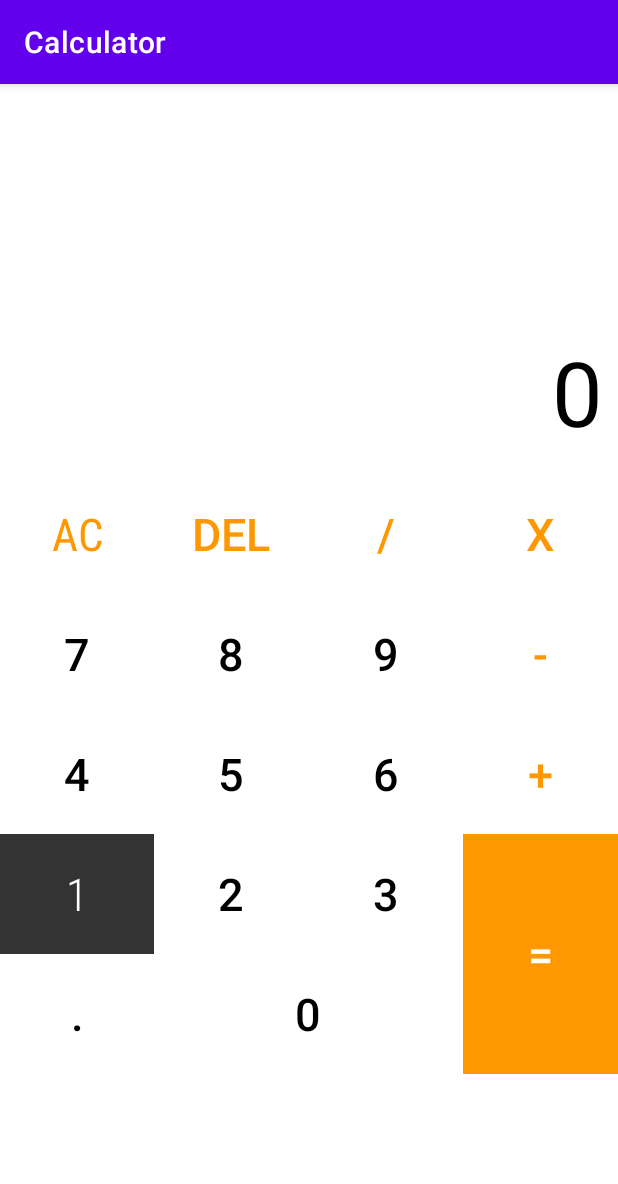
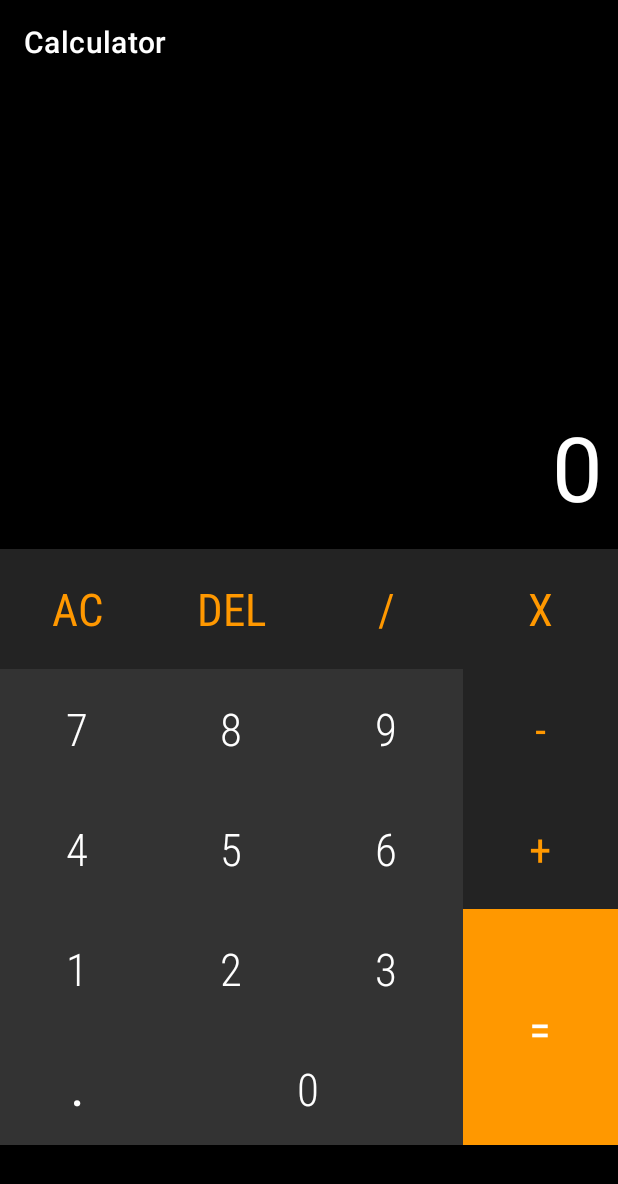
Before and after one commit to vladstoenica/Calculator-App, an Android app: the screen it shows after launch (MainActivity), on a phone screen of 412 x 824 dp. Shown: the top 1184 px of the screen. Run offline under Robolectric (Android 15) with nearby library versions, the light colour scheme and no system bars.

Commit message:
changed to black theme

```diff
--- /dev/null
+++ b/app/src/main/res/drawable/symbol_shape.xml
@@ -0,0 +1,8 @@
+<?xml version="1.0" encoding="utf-8"?>
+<shape xmlns:android="http://schemas.android.com/apk/res/android">
+
+    <corners android:radius="15dp"></corners>
+    <solid android:color="@color/symbol_button"></solid>
+    <stroke android:width="10px" android:color="#000000" />
+
+</shape>
--- a/app/src/main/res/layout/activity_main.xml
+++ b/app/src/main/res/layout/activity_main.xml
@@ -4,41 +4,43 @@
     xmlns:tools="http://schemas.android.com/tools"
     android:layout_width="match_parent"
     android:layout_height="match_parent"
-    android:background="#FFFFFF"
+    android:background="#000000"
     android:orientation="vertical"
     tools:context=".MainActivity">
 
     <LinearLayout
         android:layout_width="match_parent"
         android:layout_height="wrap_content"
+        android:background="#000000"
         android:orientation="vertical">
 
         <TextView
             android:id="@+id/textViewHistory"
             android:layout_width="match_parent"
-            android:layout_height="150dp"
-            android:background="@color/white"
+            android:layout_height="200dp"
+            android:background="@color/black"
             android:gravity="center|end"
-            android:textColor="@color/black"
+            android:textColor="@color/result"
             android:textSize="30sp"></TextView>
 
         <TextView
+
             android:id="@+id/textViewResult"
             android:layout_width="match_parent"
             android:layout_height="110dp"
             android:layout_gravity="bottom"
-            android:background="@color/white"
+            android:background="@color/black"
             android:gravity="center|end"
             android:paddingEnd="10dp"
             android:text="0"
-            android:textColor="@color/black"
+            android:textColor="@color/white"
             android:textSize="60sp"></TextView>
 
     </LinearLayout>
 
     <GridLayout
         android:layout_width="match_parent"
-        android:layout_height="wrap_content"
+        android:layout_height="397dp"
         android:layout_gravity="bottom"
         android:columnCount="4"
         android:rowCount="5">
@@ -50,7 +52,7 @@
             android:layout_row="0"
             android:layout_column="0"
             android:layout_columnWeight="1"
-            android:background="@color/white"
+            android:background="@color/symbol_button"
             android:fontFamily="sans-serif-condensed"
             android:text="AC"
             android:textColor="@color/orange"
@@ -64,7 +66,8 @@
             android:layout_row="0"
             android:layout_column="1"
             android:layout_columnWeight="1"
-            android:background="@color/white"
+            android:background="@color/symbol_button"
+            android:fontFamily="sans-serif-condensed"
             android:text="DEL"
             android:textColor="@color/orange"
             android:textSize="30sp"
@@ -77,7 +80,8 @@
             android:layout_row="0"
             android:layout_column="2"
             android:layout_columnWeight="1"
-            android:background="@color/white"
+            android:background="@color/symbol_button"
+            android:fontFamily="sans-serif-condensed"
             android:text="/"
             android:textColor="@color/orange"
             android:textSize="30sp"
@@ -90,7 +94,8 @@
             android:layout_row="0"
             android:layout_column="3"
             android:layout_columnWeight="1"
-            android:background="@color/white"
+            android:background="@color/symbol_button"
+            android:fontFamily="sans-serif-condensed"
             android:text="X"
             android:textColor="@color/orange"
             android:textSize="30sp"
@@ -103,7 +108,8 @@
             android:layout_row="1"
             android:layout_column="3"
             android:layout_columnWeight="1"
-            android:background="@color/white"
+            android:background="@color/symbol_button"
+            android:fontFamily="sans-serif-condensed"
             android:text="-"
             android:textColor="@color/orange"
             android:textSize="30sp"
@@ -116,9 +122,10 @@
             android:layout_row="1"
             android:layout_column="2"
             android:layout_columnWeight="1"
-            android:background="@color/white"
+            android:background="@color/nr_button"
+            android:fontFamily="sans-serif-condensed-light"
             android:text="9"
-            android:textColor="@color/black"
+            android:textColor="@color/white"
             android:textSize="30sp"
             tools:ignore="TextContrastCheck" />
 
@@ -129,9 +136,10 @@
             android:layout_row="1"
             android:layout_column="1"
             android:layout_columnWeight="1"
-            android:background="@color/white"
+            android:background="@color/nr_button"
+            android:fontFamily="sans-serif-condensed-light"
             android:text="8"
-            android:textColor="@color/black"
+            android:textColor="@color/white"
             android:textSize="30sp"
             tools:ignore="TextContrastCheck" />
 
@@ -142,9 +150,10 @@
             android:layout_row="1"
             android:layout_column="0"
             android:layout_columnWeight="1"
-            android:background="@color/white"
+            android:background="@color/nr_button"
+            android:fontFamily="sans-serif-condensed-light"
             android:text="7"
-            android:textColor="@color/black"
+            android:textColor="@color/white"
             android:textSize="30sp"
             tools:ignore="TextContrastCheck" />
 
@@ -155,7 +164,8 @@
             android:layout_row="2"
             android:layout_column="3"
             android:layout_columnWeight="1"
-            android:background="@color/white"
+            android:background="@color/symbol_button"
+            android:fontFamily="sans-serif-condensed"
             android:text="+"
             android:textColor="@color/orange"
             android:textSize="30sp"
@@ -168,9 +178,10 @@
             android:layout_row="2"
             android:layout_column="2"
             android:layout_columnWeight="1"
-            android:background="@color/white"
+            android:background="@color/nr_button"
+            android:fontFamily="sans-serif-condensed-light"
             android:text="6"
-            android:textColor="@color/black"
+            android:textColor="@color/white"
             android:textSize="30sp"
             tools:ignore="TextContrastCheck" />
 
@@ -181,9 +192,10 @@
             android:layout_row="2"
             android:layout_column="1"
             android:layout_columnWeight="1"
-            android:background="@color/white"
+            android:background="@color/nr_button"
+            android:fontFamily="sans-serif-condensed-light"
             android:text="5"
-            android:textColor="@color/black"
+            android:textColor="@color/white"
             android:textSize="30sp"
             tools:ignore="TextContrastCheck" />
 
@@ -194,9 +206,10 @@
             android:layout_row="2"
             android:layout_column="0"
             android:layout_columnWeight="1"
-            android:background="@color/white"
+            android:background="@color/nr_button"
+            android:fontFamily="sans-serif-condensed-light"
             android:text="4"
-            android:textColor="@color/black"
+            android:textColor="@color/white"
             android:textSize="30sp"
             tools:ignore="TextContrastCheck" />
 
@@ -210,6 +223,7 @@
             android:layout_column="3"
             android:layout_columnWeight="1"
             android:background="@color/orange"
+            android:fontFamily="sans-serif-condensed"
             android:text="="
             android:textColor="@color/white"
             android:textSize="30sp"
@@ -222,9 +236,10 @@
             android:layout_row="3"
             android:layout_column="2"
             android:layout_columnWeight="1"
-            android:background="@color/white"
+            android:background="@color/nr_button"
+            android:fontFamily="sans-serif-condensed-light"
             android:text="3"
-            android:textColor="@color/black"
+            android:textColor="@color/white"
             android:textSize="30sp"
             tools:ignore="TextContrastCheck" />
 
@@ -235,9 +250,10 @@
             android:layout_row="3"
             android:layout_column="1"
             android:layout_columnWeight="1"
-            android:background="@color/white"
+            android:background="@color/nr_button"
+            android:fontFamily="sans-serif-condensed-light"
             android:text="2"
-            android:textColor="@color/black"
+            android:textColor="@color/white"
             android:textSize="30sp"
             tools:ignore="TextContrastCheck" />
 
@@ -263,9 +279,10 @@
             android:layout_column="1"
             android:layout_columnSpan="2"
             android:layout_columnWeight="1"
-            android:background="@color/white"
+            android:background="@color/nr_button"
+            android:fontFamily="sans-serif-condensed-light"
             android:text="0"
-            android:textColor="@color/black"
+            android:textColor="@color/white"
             android:textSize="30sp"
             tools:ignore="TextContrastCheck" />
 
@@ -276,9 +293,9 @@
             android:layout_row="4"
             android:layout_column="0"
             android:layout_columnWeight="1"
-            android:background="@color/white"
+            android:background="@color/nr_button"
             android:text="."
-            android:textColor="@color/black"
+            android:textColor="@color/white"
             android:textSize="30sp"
             tools:ignore="TextContrastCheck" />
 
--- a/app/src/main/res/values/colors.xml
+++ b/app/src/main/res/values/colors.xml
@@ -9,4 +9,6 @@
     <color name="white">#FFFFFFFF</color>
     <color name="orange">#FF9800</color>
     <color name="nr_button">#333333</color>
+    <color name="symbol_button">#232323</color>
+    <color name="result">#434343</color>
 </resources>
--- a/app/src/main/res/values/themes.xml
+++ b/app/src/main/res/values/themes.xml
@@ -2,8 +2,8 @@
     <!-- Base application theme. -->
     <style name="Theme.Calculator" parent="Theme.MaterialComponents.DayNight.DarkActionBar">
         <!-- Primary brand color. -->
-        <item name="colorPrimary">@color/purple_500</item>
-        <item name="colorPrimaryVariant">@color/purple_700</item>
+        <item name="colorPrimary">@color/black</item>
+        <item name="colorPrimaryVariant">@color/black</item>
         <item name="colorOnPrimary">@color/white</item>
         <!-- Secondary brand color. -->
         <item name="colorSecondary">@color/teal_200</item>
```
